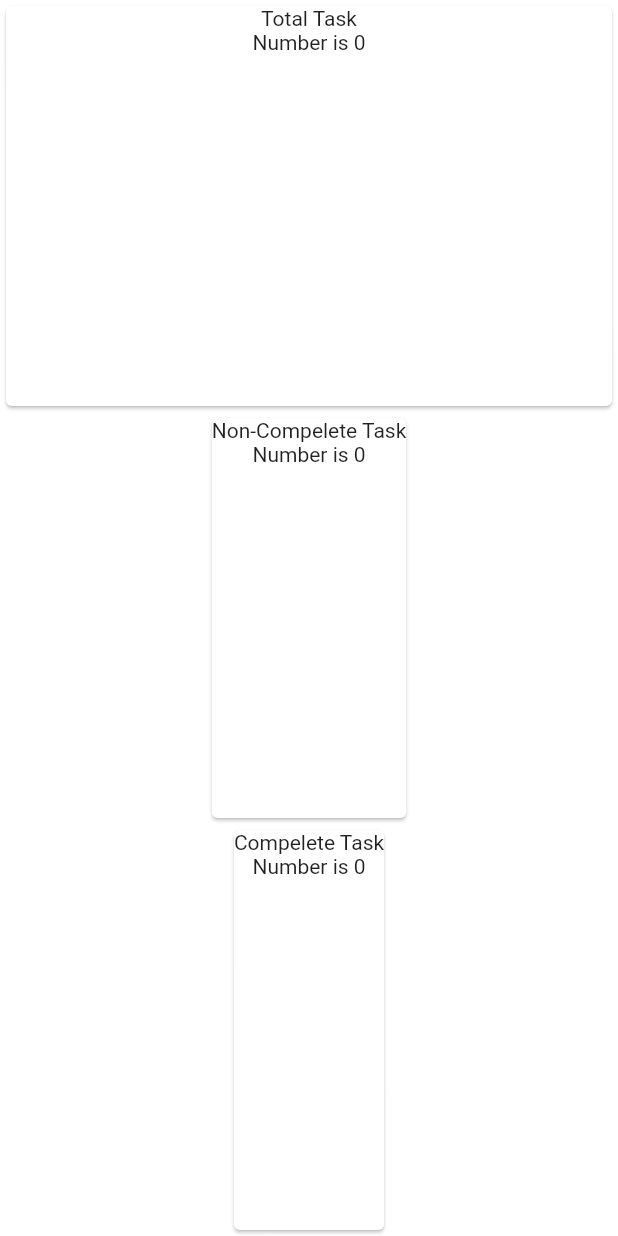
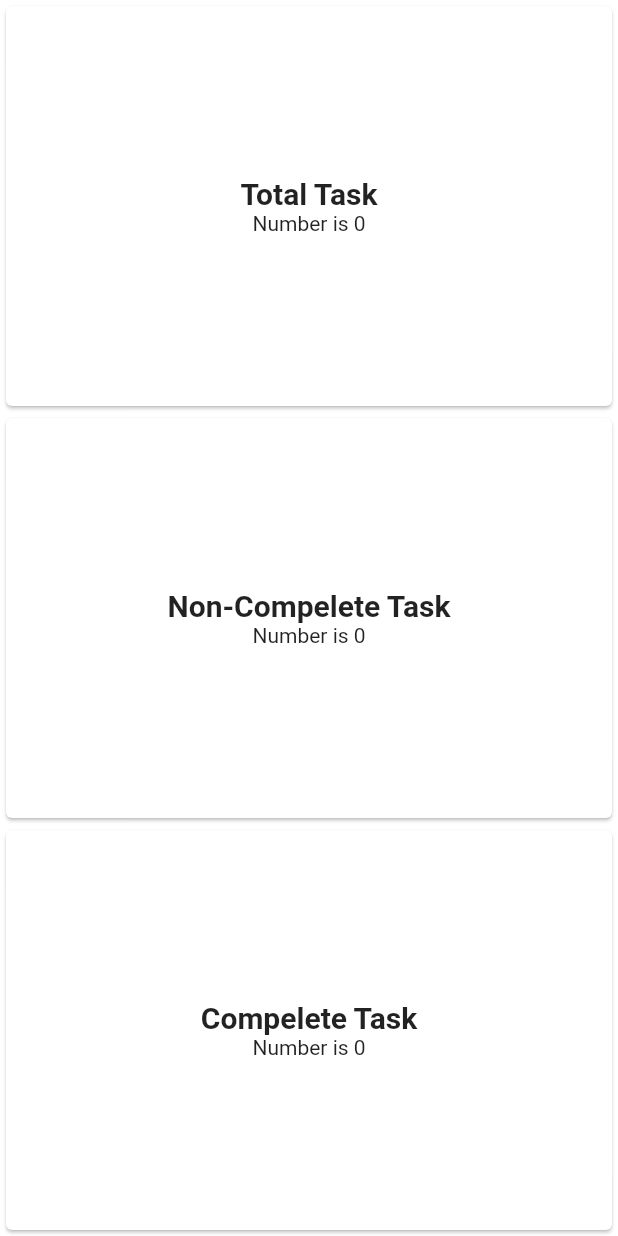
Before and after one commit to haidy-ghonim/finally-project, a Flutter app: the TaskScreen screen opened directly, after a tap on the "menu" icon, on a phone screen of 412 x 824 dp. Run offline on Flutter 3.47's test engine with Material 2 defaults, Android fonts, the phone set to English and light mode, and no system bars; our stand-ins replace font_awesome_flutter, lottie; network calls fail.

Commit message:
some edit

```diff
--- a/lib/view/dashpage.dart
+++ b/lib/view/dashpage.dart
@@ -10,44 +10,52 @@ class DashPge extends StatelessWidget {
   Widget build(BuildContext context) {
     return Consumer <Model> (builder: (context, viewmodel, child) {
       return Column(
-        mainAxisAlignment: MainAxisAlignment .center,
-        crossAxisAlignment: CrossAxisAlignment.center,
+        //mainAxisAlignment: MainAxisAlignment .center,
+        crossAxisAlignment: CrossAxisAlignment.stretch,
         children: [
           Expanded( child: Card(
-            child: Column (
+            child: Column(
+              mainAxisAlignment:MainAxisAlignment.center,
+              crossAxisAlignment: CrossAxisAlignment.stretch,
               children: [
-                Center(
-                  child: Column(
-                    children: [
-                      const Text("Total Task"),
-                      Center(child:Container(
-                        child: Text("Number is ${viewmodel.getlengthtask()}"), ))
-                    ],
-                  ),
-                )
+                 Text("Total Task", textAlign: TextAlign.center,style: TextStyle(fontWeight:FontWeight.bold,
+          fontSize: 20),
 
+                 ),
+                Center(child:Container(
+                  child: Text("Number is ${viewmodel.getlengthtask()}"), ))
               ],
             ),
           )),
 
+
           Expanded( child: Card(
             child: Column(
+              mainAxisAlignment:MainAxisAlignment.center,
+              crossAxisAlignment: CrossAxisAlignment.stretch,
               children: [
-                Text("Non-Compelete Task"),
-                Text("Number is ${viewmodel.numTasksNonComplete}"),
+                Text("Non-Compelete Task", textAlign: TextAlign.center,style: TextStyle(fontWeight:FontWeight.bold,
+      fontSize: 20),
+                ),
+                Center(child:Container(
+                  child: Text("Number is ${viewmodel.numTasksNonComplete}"), ))
               ],
             ),
           )),
 
+
           Expanded( child: Card(
             child: Column(
+              mainAxisAlignment:MainAxisAlignment.center,
+              crossAxisAlignment: CrossAxisAlignment.stretch,
               children: [
-                Text("Compelete Task"),
-                Text("Number is ${viewmodel.numTasksComplete}"),
+                Text("Compelete Task", textAlign: TextAlign.center,style: TextStyle(fontWeight:FontWeight.bold,
+                fontSize: 20),),
+                Center(child:Container(
+                  child: Text("Number is ${viewmodel.numTasksComplete}"), ))
               ],
             ),
           )),
-
         ],
       );
     });
--- a/lib/view/listview.dart
+++ b/lib/view/listview.dart
@@ -88,7 +88,6 @@ class Listview extends StatelessWidget {
                                 viewmodel.deleteTask(index);
                               },
                             ),
-
                             IconButton(icon: const Icon(Icons.edit_document), color: Colors.cyanAccent.shade700, iconSize: 22,
                               onPressed: (){
                                 Navigator.push(context, MaterialPageRoute(
```
Also changed, not shown: lib/profile/profile.dart (+103 -88 lines).
